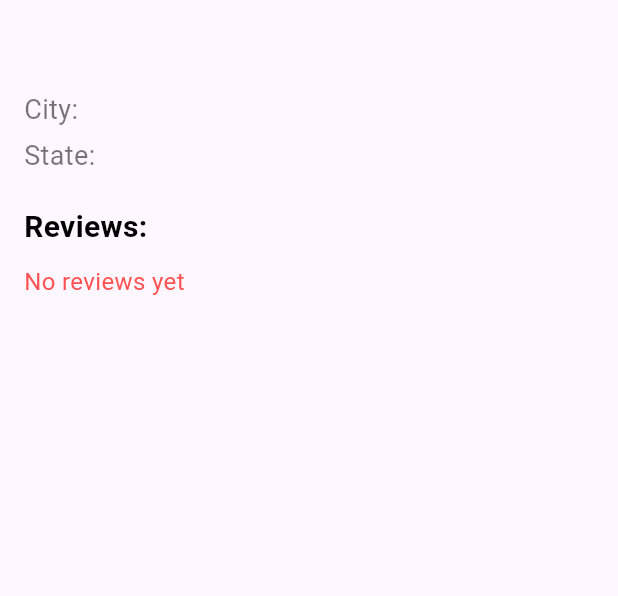
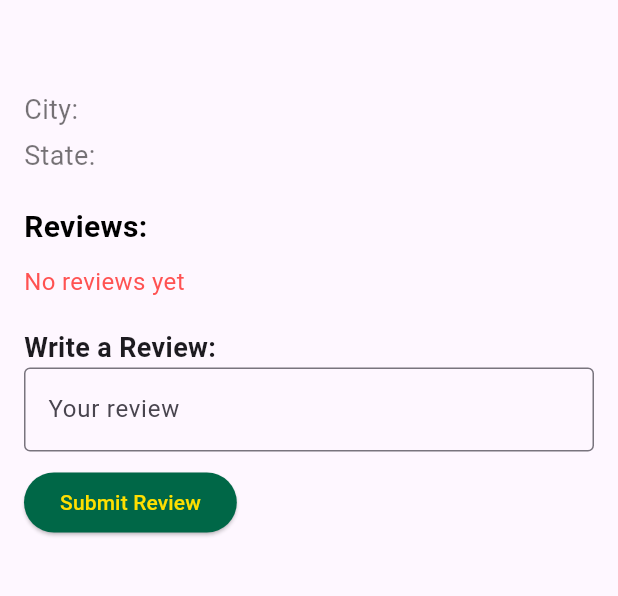
Before and after one commit to bridgermiddleton/fairwayfinder, a Flutter app: the CourseDetailsPage screen opened directly with empty values, on a phone screen of 412 x 824 dp, the part 84-680 px from its top. Run offline on Flutter 3.47's test engine with Material 3 defaults, Android fonts, the phone set to English and light mode, and no system bars; our stand-ins replace cloud_firestore, firebase_auth, firebase_core, google_maps_flutter, location; accounts and stored records are empty.

Commit message:
course details page lookin good

```diff
--- a/lib/models/review.dart
+++ b/lib/models/review.dart
@@ -1,16 +1,16 @@
 class Review {
-  String createdByUserId;
+  String createdByUserEmail;
   String text;
   String courseName;
 
   Review(
-      {required this.createdByUserId,
+      {required this.createdByUserEmail,
       required this.text,
       required this.courseName});
 
   factory Review.fromMap(Map<String, dynamic> map) {
     return Review(
-      createdByUserId: map['createdByUserId'],
+      createdByUserEmail: map['createdByUserId'],
       text: map['text'],
       courseName: map['courseName'],
     );
@@ -18,7 +18,7 @@ class Review {
 
   Map<String, dynamic> toMap() {
     return {
-      'createdByUserId': createdByUserId,
+      'createdByUserId': createdByUserEmail,
       'text': text,
       'courseName': courseName,
     };
--- a/lib/screens/couse_details_page.dart
+++ b/lib/screens/couse_details_page.dart
@@ -2,6 +2,11 @@ import 'package:flutter/material.dart';
 import '../models/course.dart';
 import 'package:cloud_firestore/cloud_firestore.dart';
 import '../widgets/common_widgets.dart';
+import '../models/review.dart';
+import 'package:firebase_auth/firebase_auth.dart';
+import 'package:flutter/material.dart';
+import 'package:firebase_auth/firebase_auth.dart';
+import 'package:cloud_firestore/cloud_firestore.dart';
 
 class CourseDetailsPage extends StatefulWidget {
   final String name;
@@ -19,6 +24,7 @@ class CourseDetailsPage extends StatefulWidget {
 class _CourseDetailsPageState extends State<CourseDetailsPage> {
   late Course course;
   bool isLoading = true;
+  final _reviewController = TextEditingController();
 
   @override
   void initState() {
@@ -39,12 +45,36 @@ class _CourseDetailsPageState extends State<CourseDetailsPage> {
           city: widget.city,
           state: widget.state,
           reviews: []);
-      FirebaseFirestore.instance
+      await FirebaseFirestore.instance
           .collection('courses')
           .doc(widget.name)
           .set(course.toMap());
     }
     setState(() => isLoading = false);
+  }
+
+  void _submitReview() async {
+    final String userEmail = FirebaseAuth.instance.currentUser!.email!;
+    final Review newReview = Review(
+      createdByUserEmail: userEmail,
+      text: _reviewController.text,
+      courseName: widget.name,
+    );
+
+    // Update the Firestore course document with the new review
+    FirebaseFirestore.instance.collection('courses').doc(widget.name).update({
+      'reviews': FieldValue.arrayUnion([newReview.toMap()])
+    });
+
+    // Optionally update user's own document with this new review
+    FirebaseFirestore.instance.collection('users').doc(userEmail).update({
+      'reviews': FieldValue.arrayUnion([newReview.toMap()])
+    });
+
+    setState(() {
+      course.reviews.add(newReview);
+      _reviewController.clear(); // Clear the text field after submitting
+    });
   }
 
   @override
@@ -59,7 +89,6 @@ class _CourseDetailsPageState extends State<CourseDetailsPage> {
     return Scaffold(
       appBar: CommonWidgets.buildAppBar(context),
       body: SingleChildScrollView(
-        // Allows the content to be scrollable
         padding: const EdgeInsets.all(16.0),
         child: Column(
           crossAxisAlignment: CrossAxisAlignment.start,
@@ -85,7 +114,10 @@ class _CourseDetailsPageState extends State<CourseDetailsPage> {
             course.reviews.isEmpty
                 ? Text('No reviews yet',
                     style: TextStyle(fontSize: 16, color: Colors.redAccent))
-                : Column(
+                : ListView(
+                    shrinkWrap: true,
+                    physics:
+                        NeverScrollableScrollPhysics(), // Disables scroll within the ListView
                     children: course.reviews
                         .map((review) => Card(
                               margin: EdgeInsets.only(bottom: 10),
@@ -98,7 +130,7 @@ class _CourseDetailsPageState extends State<CourseDetailsPage> {
                                         style: TextStyle(fontSize: 16)),
                                     SizedBox(height: 5),
                                     Text(
-                                        'Review by User ID: ${review.createdByUserId}',
+                                        'Review by: ${review.createdByUserEmail}',
                                         style: TextStyle(
                                             fontSize: 14, color: Colors.grey)),
                                   ],
@@ -107,6 +139,31 @@ class _CourseDetailsPageState extends State<CourseDetailsPage> {
                             ))
                         .toList(),
                   ),
+            Padding(
+              padding: const EdgeInsets.symmetric(vertical: 20.0),
+              child: Column(
+                crossAxisAlignment: CrossAxisAlignment.start,
+                children: [
+                  Text("Write a Review:",
+                      style:
+                          TextStyle(fontSize: 18, fontWeight: FontWeight.bold)),
+                  TextField(
+                    controller: _reviewController,
+                    decoration: InputDecoration(
+                        hintText: "Your review", border: OutlineInputBorder()),
+                  ),
+                  SizedBox(height: 10),
+                  ElevatedButton(
+                      onPressed: _submitReview,
+                      style: ElevatedButton.styleFrom(
+                          backgroundColor: Color(0xFF006747)),
+                      child: Text(
+                        "Submit Review",
+                        style: TextStyle(color: Color(0xFFFFDF00)),
+                      )),
+                ],
+              ),
+            ),
           ],
         ),
       ),
```
